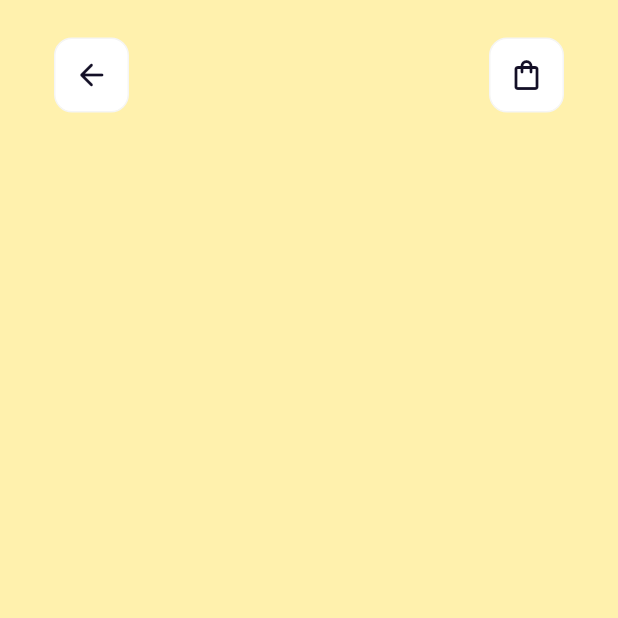
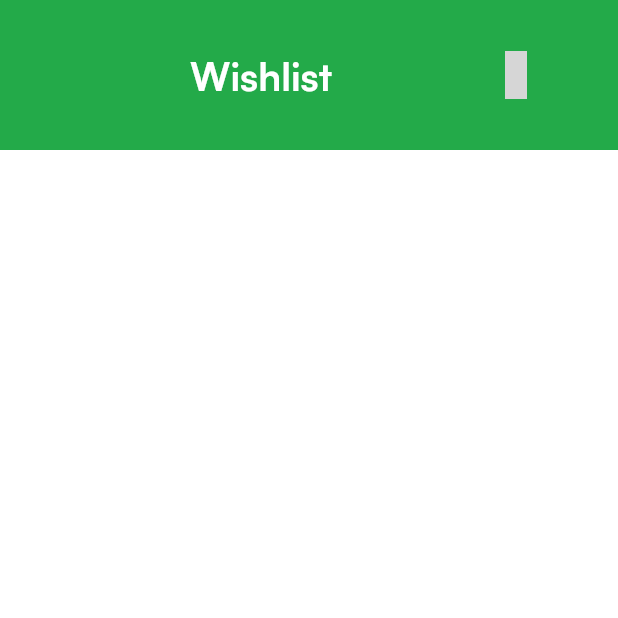
Before and after one commit to heavoice/FruitSmart, a Flutter app: the WishlistScreen screen opened by its route, on a phone screen of 412 x 824 dp, the top half of it. Run offline on Flutter 3.47's test engine with Material 3 defaults, Android fonts, the phone set to English and light mode, and no system bars; our stand-ins replace carousel_slider, firebase_auth, firebase_core, flutter_riverpod, google_fonts, google_nav_bar and 1 more; accounts and stored records are empty; grey boxes are pictures that could not be loaded.

Commit message:
edit cart & wishlist

```diff
--- a/lib/screens/splash_screen.dart
+++ b/lib/screens/splash_screen.dart
@@ -76,10 +76,10 @@ class _SplashScreenState extends State<SplashScreen> {
   Future<void> redirect() async {
     await Future.delayed(const Duration(seconds: 2));
     Navigator.pushReplacement(
-        // ignore: use_build_context_synchronously
-        context,
+      // ignore: use_build_context_synchronously
+      context,
       MaterialPageRoute(
-        builder: (context) => const AuthScreen(),
+        builder: (context) => const MainScreen(),
       ),
     );
   }
--- a/lib/screens/wishlist_screen.dart
+++ b/lib/screens/wishlist_screen.dart
@@ -1,8 +1,9 @@
 import 'package:flutter/material.dart';
 import 'package:flutter_riverpod/flutter_riverpod.dart';
+import 'package:hugeicons/hugeicons.dart';
+import 'package:smart_shop_app/config/theme/app_colors.dart';
 import 'package:smart_shop_app/provider/wishlistprovider.dart';
 import 'package:smart_shop_app/provider/navprovider.dart';
-
 
 class WishlistScreen extends ConsumerWidget {
   const WishlistScreen({super.key});
@@ -12,7 +13,7 @@ class WishlistScreen extends ConsumerWidget {
     final wishlist = ref.watch(wishlistProvider);
 
     return Scaffold(
-      backgroundColor: const Color(0xFFFFF1AD),
+      backgroundColor: Colors.white,
       body: CustomScrollView(
         slivers: [
           SliverAppBar(
@@ -22,58 +23,32 @@ class WishlistScreen extends ConsumerWidget {
               child: Row(
                 mainAxisAlignment: MainAxisAlignment.spaceBetween,
                 children: [
-                  GestureDetector(
-                    onTap: () {
-                      Navigator.pushNamed(context, '/product-list');
-                    },
-                    child: Container(
-                      width: 50,
-                      height: 50,
-                      decoration: BoxDecoration(
-                        color: Colors.white,
-                        border: Border.all(
-                          color: const Color(0xFFF5F5F5),
-                          width: 1,
-                        ),
-                        borderRadius: const BorderRadius.all(
-                          Radius.circular(12),
-                        ),
-                      ),
-                      child: const Icon(
-                        Icons.arrow_back_rounded,
-                        color: Color(0xFF130F26),
-                      ),
+                  SizedBox(),
+                  Text(
+                    'Wishlist',
+                    style: TextStyle(
+                      color: AppColors.background,
+                      fontSize: 26,
+                      fontWeight: FontWeight.bold,
+                      fontFamily: "Satoshi",
                     ),
                   ),
-                  GestureDetector(
-                    onTap: () {
+                  TextButton(
+                    onPressed: () {
                       Navigator.pushNamed(context, '/main');
                       ref.read(navigationProvider.notifier).updateIndex(2);
                     },
-                    child: Container(
-                      width: 50,
-                      height: 50,
-                      decoration: BoxDecoration(
-                        color: Colors.white,
-                        border: Border.all(
-                          color: const Color(0xFFF5F5F5),
-                          width: 1,
-                        ),
-                        borderRadius: const BorderRadius.all(
-                          Radius.circular(12),
-                        ),
-                      ),
-                      child: const Icon(
-                        Icons.shopping_bag_outlined,
-                        color: Color(0xFF130F26),
-                      ),
+                    child: const HugeIcon(
+                      icon: HugeIcons.strokeRoundedFavourite,
+                      size: 32,
+                      color: Colors.white,
                     ),
                   ),
                 ],
               ),
             ),
             automaticallyImplyLeading: false,
-            backgroundColor: const Color(0xFFFFF1AD),
+            backgroundColor: AppColors.primary,
             elevation: 0,
             pinned: true,
           ),
```
Also changed, not shown: lib/screens/cart_screen.dart (+22 -10 lines).
